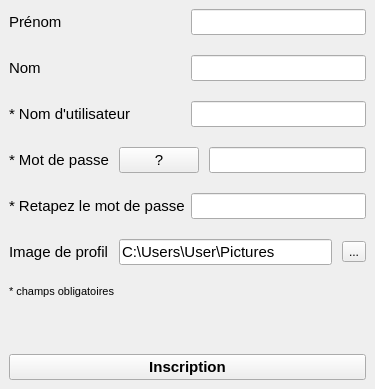
edri/ProjetChat2015, file User/viewInscription.ui: the form before one commit.
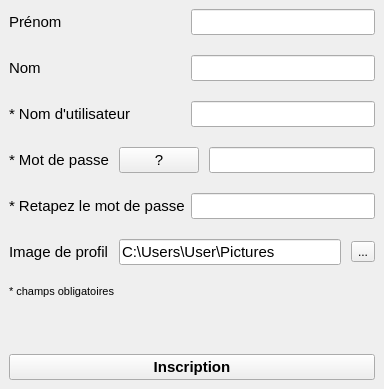
The form after the commit.

Commit message: Validation mot de passe avec expression reguliere

What changed in the file:
```diff
--- a/User/viewInscription.ui
+++ b/User/viewInscription.ui
@@ -6,7 +6,7 @@
    <rect>
     <x>0</x>
     <y>0</y>
-    <width>375</width>
+    <width>384</width>
     <height>389</height>
    </rect>
   </property>
```
Left out of the diff: 2 changed lines with no effect on the pictures. The commit also changes 1 other file.
